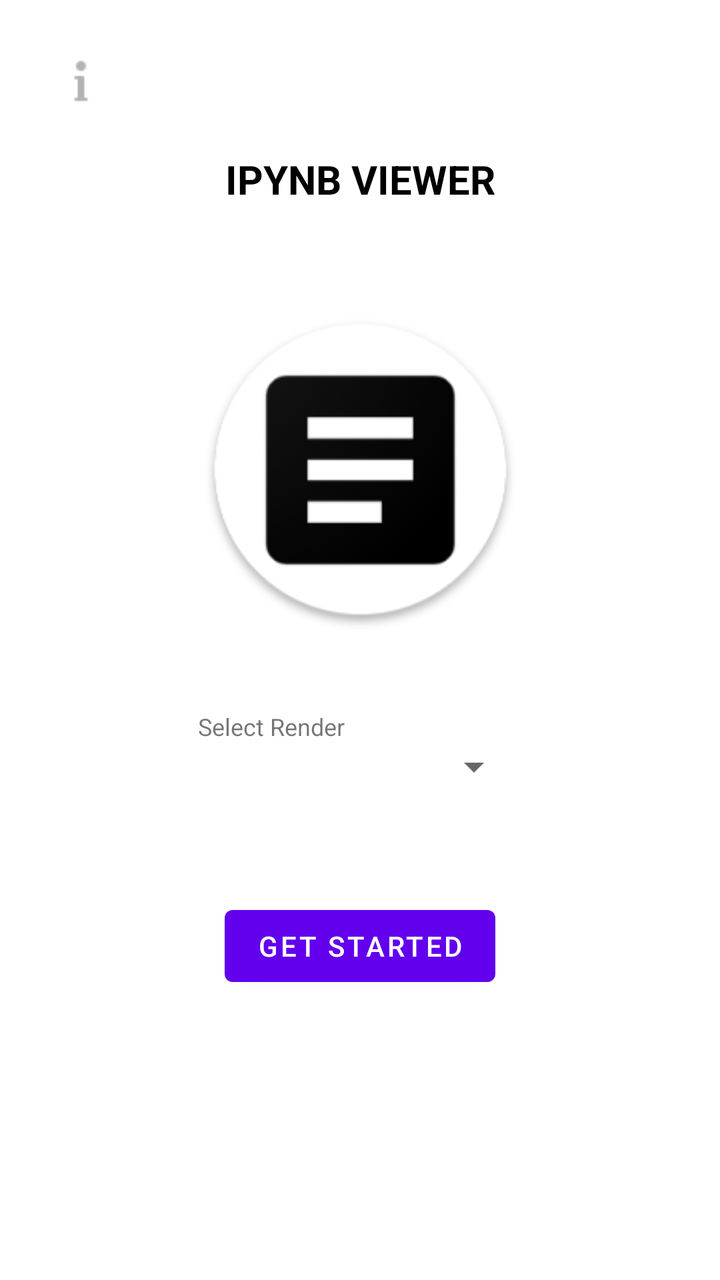
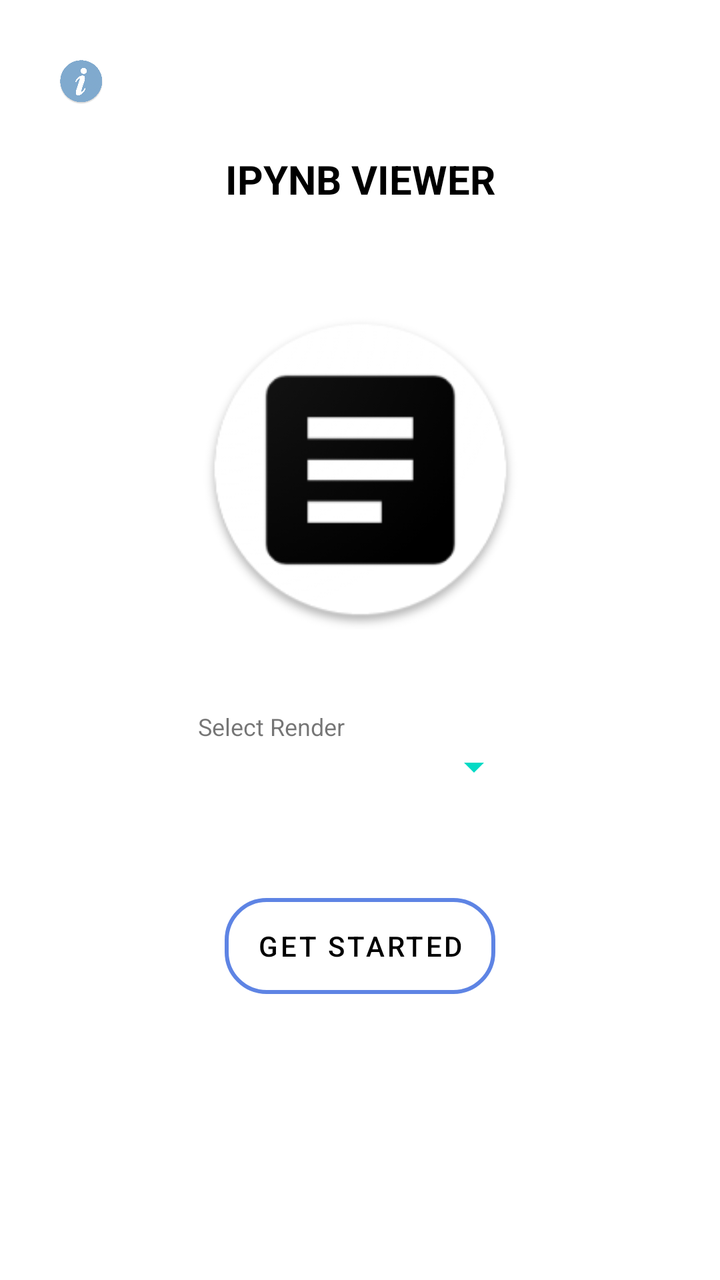

Compare the two renders of this Android layout. The source of the first and the diff that turns it into the second are given below.
<!-- AndroidManifest.xml: application theme Theme.IpynbViewer -->
<!-- res/layout/activity_main.xml -->
<?xml version="1.0" encoding="utf-8"?>
<androidx.constraintlayout.widget.ConstraintLayout xmlns:android="http://schemas.android.com/apk/res/android"
    xmlns:app="http://schemas.android.com/apk/res-auto"
    xmlns:tools="http://schemas.android.com/tools"
    android:layout_width="match_parent"
    android:layout_height="match_parent">

    <Button
        android:id="@+id/getStarted"
        android:layout_width="wrap_content"
        android:layout_height="48dp"
        android:layout_marginTop="28dp"
        android:layout_marginBottom="100dp"
        android:text="Get Started"
        app:layout_constraintBottom_toBottomOf="parent"
        app:layout_constraintEnd_toEndOf="parent"
        app:layout_constraintHorizontal_bias="0.5"
        app:layout_constraintStart_toStartOf="parent"
        app:layout_constraintTop_toBottomOf="@+id/linearLayout"
        app:layout_constraintVertical_bias="0.044" />

    <TextView
        android:id="@+id/title"
        android:layout_width="wrap_content"
        android:layout_height="wrap_content"
        android:layout_marginTop="76dp"
        android:text="IPYNB VIEWER"
        android:textColor="#000000"
        android:textSize="20sp"
        android:textStyle="bold"
        app:layout_constraintEnd_toEndOf="parent"
        app:layout_constraintHorizontal_bias="0.501"
        app:layout_constraintStart_toStartOf="parent"
        app:layout_constraintTop_toTopOf="parent" />

    <ImageView
        android:id="@+id/logoimg"
        android:layout_width="159dp"
        android:layout_height="0dp"
        android:layout_marginTop="36dp"
        android:src="@drawable/logo"
        app:layout_constraintEnd_toEndOf="parent"
        app:layout_constraintHorizontal_bias="0.5"
        app:layout_constraintStart_toStartOf="parent"
        app:layout_constraintTop_toBottomOf="@+id/title" />

    <LinearLayout
        android:id="@+id/linearLayout"
        android:layout_width="162dp"
        android:layout_height="64dp"
        android:layout_marginTop="24dp"
        android:orientation="vertical"
        app:layout_constraintEnd_toEndOf="parent"
        app:layout_constraintHorizontal_bias="0.5"
        app:layout_constraintStart_toStartOf="parent"
        app:layout_constraintTop_toBottomOf="@+id/logoimg">

        <TextView
            android:layout_width="match_parent"
            android:layout_height="wrap_content"
            android:text="Select Render"
            android:textSize="12sp" />

        <Spinner
            android:id="@+id/selectRender"
            android:layout_width="match_parent"
            android:layout_height="wrap_content"
            android:prompt="@string/title" />
    </LinearLayout>

    <ImageView
        android:id="@+id/infologo"
        android:layout_width="25dp"
        android:layout_height="25dp"
        android:layout_marginStart="28dp"
        android:layout_marginTop="28dp"
        android:alpha="0.3"
        android:src="@drawable/info"
        app:layout_constraintStart_toStartOf="parent"
        app:layout_constraintTop_toTopOf="parent" />


</androidx.constraintlayout.widget.ConstraintLayout>
<!-- resources referenced by this layout -->
<resources>
  <!-- drawable info: png bitmap (drawable, 208 bytes) -->
  <!-- drawable logo: png bitmap (drawable, 13798 bytes) -->
  <string name="title">Select Render</string>
  <style name="Theme.IpynbViewer" parent="Theme.MaterialComponents.DayNight.DarkActionBar">
          
          <item name="colorPrimary">@color/purple_500</item>
          <item name="colorPrimaryVariant">@color/purple_700</item>
          <item name="colorOnPrimary">@color/white</item>
          
          <item name="colorSecondary">@color/teal_200</item>
          <item name="colorSecondaryVariant">@color/teal_700</item>
          <item name="colorOnSecondary">@color/black</item>
          
          <item name="android:statusBarColor">?attr/colorPrimaryVariant</item>
          
          <item name="windowNoTitle">true</item>
  
          <item name="android:windowFullscreen">true</item>
      </style>
  <color name="purple_500">#FF6200EE</color>
  <color name="purple_700">#FF3700B3</color>
  <color name="white">#FFFFFFFF</color>
  <color name="teal_200">#FF03DAC5</color>
  <color name="teal_700">#FF018786</color>
  <color name="black">#FF000000</color>
</resources>

<!-- the commit's change to res/layout/activity_main.xml (unified diff, before → after) -->
@@ -3,7 +3,8 @@
     xmlns:app="http://schemas.android.com/apk/res-auto"
     xmlns:tools="http://schemas.android.com/tools"
     android:layout_width="match_parent"
-    android:layout_height="match_parent">
+    android:layout_height="match_parent"
+    android:orientation="vertical">
 
     <Button
         android:id="@+id/getStarted"
@@ -17,7 +18,10 @@
         app:layout_constraintHorizontal_bias="0.5"
         app:layout_constraintStart_toStartOf="parent"
         app:layout_constraintTop_toBottomOf="@+id/linearLayout"
-        app:layout_constraintVertical_bias="0.044" />
+        app:layout_constraintVertical_bias="0.044"
+        android:background="@drawable/mybutton"
+        android:textColor="@color/colorText"
+        app:backgroundTint="@null"/>
 
     <TextView
         android:id="@+id/title"
@@ -25,7 +29,7 @@
         android:layout_height="wrap_content"
         android:layout_marginTop="76dp"
         android:text="IPYNB VIEWER"
-        android:textColor="#000000"
+        android:textColor="@color/colorText"
         android:textSize="20sp"
         android:textStyle="bold"
         app:layout_constraintEnd_toEndOf="parent"
@@ -74,7 +78,7 @@
         android:layout_height="25dp"
         android:layout_marginStart="28dp"
         android:layout_marginTop="28dp"
-        android:alpha="0.3"
+        android:alpha="0.5"
         android:src="@drawable/info"
         app:layout_constraintStart_toStartOf="parent"
         app:layout_constraintTop_toTopOf="parent" />
<!-- resource entries referenced after the edit -->
@@ -1,7 +1,21 @@
 <!-- resources referenced by this layout -->
 <resources>
-  <!-- drawable info: png bitmap (drawable, 208 bytes) -->
+  <color name="colorText">#FF000000</color>
+  <!-- drawable info: png bitmap (drawable, 20865 bytes) -->
   <!-- drawable logo: png bitmap (drawable, 13798 bytes) -->
+  <!-- drawable mybutton (drawable) -->
+  <?xml version="1.0" encoding="utf-8"?>
+  <shape xmlns:android="http://schemas.android.com/apk/res/android">
+  
+      <corners android:radius="20dp" />
+      <gradient
+          android:endColor="@android:color/transparent"
+          android:startColor="@android:color/transparent" />
+      <stroke
+          android:width="2dp"
+          android:color="#5E84E4" /> 
+  
+  </shape>
   <string name="title">Select Render</string>
   <style name="Theme.IpynbViewer" parent="Theme.MaterialComponents.DayNight.DarkActionBar">
           
@@ -18,6 +32,8 @@
           <item name="windowNoTitle">true</item>
   
           <item name="android:windowFullscreen">true</item>
+  
+          <item name="android:textColorSecondary">@color/teal_200</item>
       </style>
   <color name="purple_500">#FF6200EE</color>
   <color name="purple_700">#FF3700B3</color>
